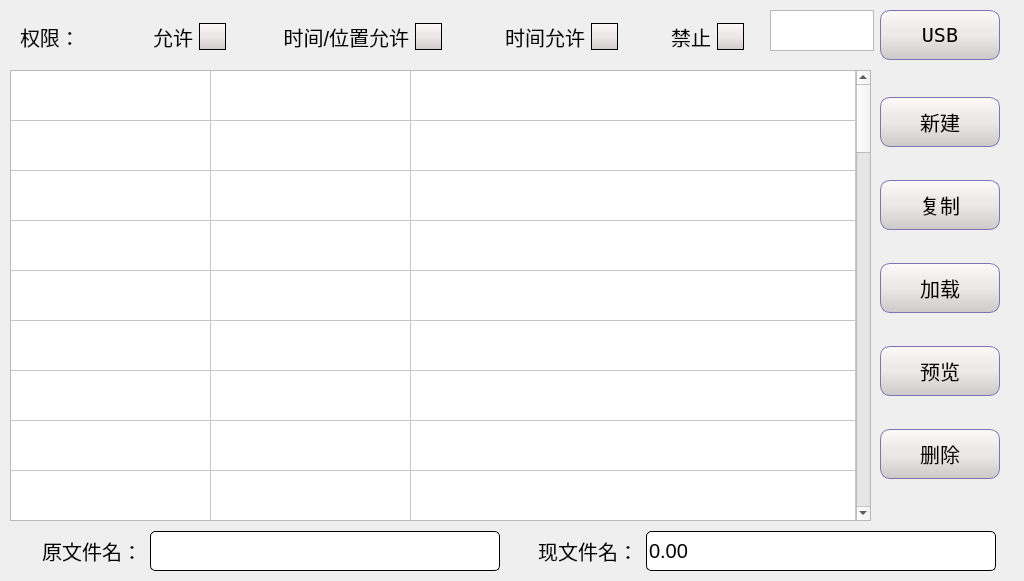
Above: teachmanage.ui from Jade-yun/MachineTool before the change. Below: the same form after it.
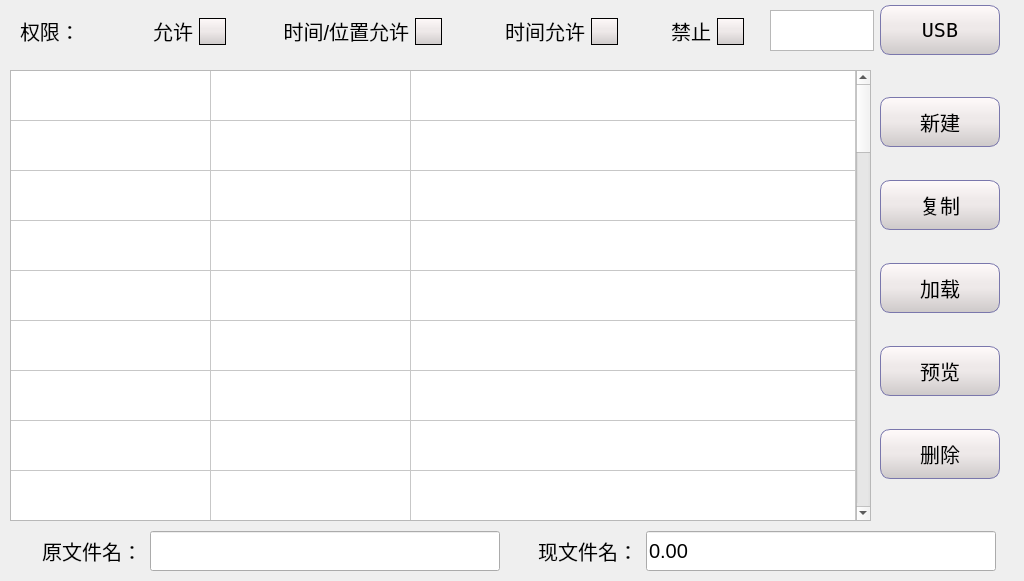
That is the form after the change. The open tabs and pages were chosen to show the change. Icons and pictures are not drawn.

Patch:
```diff
--- a/teachmanage.ui
+++ b/teachmanage.ui
@@ -196,7 +196,7 @@
    <property name="geometry">
     <rect>
      <x>880</x>
-     <y>10</y>
+     <y>5</y>
      <width>120</width>
      <height>50</height>
     </rect>
@@ -612,9 +612,9 @@
    <property name="geometry">
     <rect>
      <x>20</x>
-     <y>20</y>
+     <y>10</y>
      <width>726</width>
-     <height>33</height>
+     <height>42</height>
     </rect>
    </property>
    <layout class="QHBoxLayout" name="horizontalLayout">
@@ -623,13 +623,13 @@
       <property name="minimumSize">
        <size>
         <width>80</width>
-        <height>31</height>
+        <height>40</height>
        </size>
       </property>
       <property name="maximumSize">
        <size>
         <width>80</width>
-        <height>31</height>
+        <height>40</height>
        </size>
       </property>
       <property name="text">
@@ -642,13 +642,13 @@
       <property name="minimumSize">
        <size>
         <width>120</width>
-        <height>31</height>
+        <height>40</height>
        </size>
       </property>
       <property name="maximumSize">
        <size>
         <width>120</width>
-        <height>31</height>
+        <height>40</height>
        </size>
       </property>
       <property name="layoutDirection">
@@ -667,13 +667,13 @@
       <property name="minimumSize">
        <size>
         <width>210</width>
-        <height>31</height>
+        <height>40</height>
        </size>
       </property>
       <property name="maximumSize">
        <size>
         <width>210</width>
-        <height>31</height>
+        <height>40</height>
        </size>
       </property>
       <property name="layoutDirection">
@@ -692,13 +692,13 @@
       <property name="minimumSize">
        <size>
         <width>170</width>
-        <height>31</height>
+        <height>40</height>
        </size>
       </property>
       <property name="maximumSize">
        <size>
         <width>170</width>
-        <height>31</height>
+        <height>40</height>
        </size>
       </property>
       <property name="layoutDirection">
@@ -717,13 +717,13 @@
       <property name="minimumSize">
        <size>
         <width>120</width>
-        <height>31</height>
+        <height>40</height>
        </size>
       </property>
       <property name="maximumSize">
        <size>
         <width>120</width>
-        <height>31</height>
+        <height>40</height>
        </size>
       </property>
       <property name="layoutDirection">
@@ -797,12 +797,6 @@
       <property name="focusPolicy">
        <enum>Qt::ClickFocus</enum>
       </property>
-      <property name="styleSheet">
-       <string notr="true">QLineEdit {
-border-radius: 5px;
-border: 1px solid #000000;
-}</string>
-      </property>
       <property name="inputMask">
        <string/>
       </property>
@@ -859,12 +853,6 @@
         <height>40</height>
        </size>
       </property>
-      <property name="styleSheet">
-       <string notr="true">QLineEdit {
-border-radius: 5px;
-border: 1px solid #000000;
-}</string>
-      </property>
       <property name="text">
        <string>0.00</string>
       </property>
```
Left out of the diff: 31 changed lines with no effect on the pictures.
